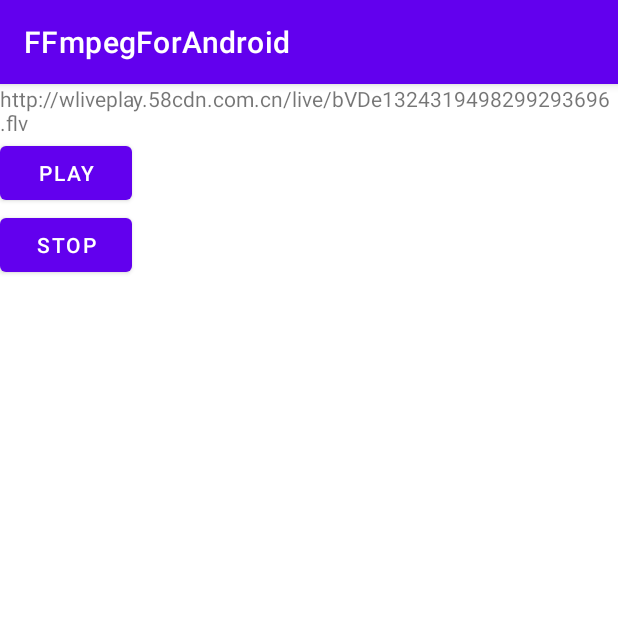
After one commit to zy3274311/FFmpegForAndroid, an Android app: the FFMediaPlayerActivity screen opened directly, with no data from a screen before it, on a phone screen of 412 x 824 dp, the top half of it. The commit adds this screen. Run offline under Robolectric (Android 15) with nearby library versions, the phone set to English and light mode, and no system bars.

Commit message:
添加部分拉流功能

```diff
--- a/app/src/main/AndroidManifest.xml
+++ b/app/src/main/AndroidManifest.xml
@@ -1,7 +1,7 @@
 <?xml version="1.0" encoding="utf-8"?>
 <manifest xmlns:android="http://schemas.android.com/apk/res/android"
     package="io.github.zy3274311.ffmpegforandroid">
-
+    <uses-permission android:name="android.permission.INTERNET" />
     <application
         android:allowBackup="true"
         android:icon="@mipmap/ic_launcher"
@@ -9,6 +9,8 @@
         android:roundIcon="@mipmap/ic_launcher_round"
         android:supportsRtl="true"
         android:theme="@style/Theme.FFmpegForAndroid">
+        <activity android:name=".SwresampleActivity"></activity>
+        <activity android:name=".FFMediaPlayerActivity" />
         <activity android:name=".MainActivity">
             <intent-filter>
                 <action android:name="android.intent.action.MAIN" />
--- /dev/null
+++ b/app/src/main/java/io/github/zy3274311/ffmpegforandroid/FFMediaPlayerActivity.java
@@ -0,0 +1,47 @@
+package io.github.zy3274311.ffmpegforandroid;
+
+import androidx.appcompat.app.AppCompatActivity;
+
+import android.os.Bundle;
+import android.view.View;
+import android.widget.TextView;
+
+import io.github.zy3274311.nativeffmpeg.player.FFMediaPlayer;
+
+public class FFMediaPlayerActivity extends AppCompatActivity {
+    private static String URL = "http://wliveplay.58cdn.com.cn/live/bVDe1324319498299293696.flv";
+    private FFMediaPlayer ffMediaPlayer;
+    @Override
+    protected void onCreate(Bundle savedInstanceState) {
+        super.onCreate(savedInstanceState);
+        setContentView(R.layout.activity_ffmediaplayer);
+        TextView url_tv = findViewById(R.id.url_tv);
+        url_tv.setText(URL);
+        ffMediaPlayer = new FFMediaPlayer();
+    }
+
+    @Override
+    protected void onDestroy() {
+        super.onDestroy();
+        ffMediaPlayer.stop();
+    }
+
+    public void onClickPlay(View view) {
+        new Thread(new Runnable() {
+            @Override
+            public void run() {
+                ffMediaPlayer.play(URL);
+            }
+        }).start();
+    }
+
+    public void onClickStop(View view) {
+        new Thread(new Runnable() {
+            @Override
+            public void run() {
+                ffMediaPlayer.stop();
+            }
+        }).start();
+    }
+
+}
--- /dev/null
+++ b/app/src/main/res/layout/activity_ffmediaplayer.xml
@@ -0,0 +1,33 @@
+<?xml version="1.0" encoding="utf-8"?>
+<androidx.constraintlayout.widget.ConstraintLayout xmlns:android="http://schemas.android.com/apk/res/android"
+    xmlns:app="http://schemas.android.com/apk/res-auto"
+    xmlns:tools="http://schemas.android.com/tools"
+    android:layout_width="match_parent"
+    android:layout_height="match_parent"
+    tools:context=".FFMediaPlayerActivity">
+
+    <TextView
+        android:id="@+id/url_tv"
+        android:layout_width="wrap_content"
+        android:layout_height="wrap_content"
+        app:layout_constraintStart_toStartOf="parent"
+        app:layout_constraintTop_toTopOf="parent"/>
+
+    <Button
+        android:id="@+id/play_btn"
+        android:layout_width="wrap_content"
+        android:layout_height="wrap_content"
+        android:onClick="onClickPlay"
+        android:text="play"
+        app:layout_constraintStart_toStartOf="parent"
+        app:layout_constraintTop_toBottomOf="@+id/url_tv"/>
+    <Button
+        android:id="@+id/stop_btn"
+        android:layout_width="wrap_content"
+        android:layout_height="wrap_content"
+        android:onClick="onClickStop"
+        android:text="stop"
+        app:layout_constraintStart_toStartOf="parent"
+        app:layout_constraintTop_toBottomOf="@+id/play_btn"/>
+
+</androidx.constraintlayout.widget.ConstraintLayout>
--- a/nativeffmpeg/src/main/cpp/CMakeLists.txt
+++ b/nativeffmpeg/src/main/cpp/CMakeLists.txt
@@ -58,7 +58,8 @@ add_library( # Sets the name of the library.
         register_jni.cpp
         swresample_jni.cpp
         avutil_jni.cpp
-        avformat_jni.cpp)
+        avformat_jni.cpp
+        mediaplayer_jni.cpp)
 
 # add ffmpeg include
 target_include_directories(ffmpeg PRIVATE
--- /dev/null
+++ b/nativeffmpeg/src/main/java/io/github/zy3274311/nativeffmpeg/player/FFMediaPlayer.java
@@ -0,0 +1,13 @@
+package io.github.zy3274311.nativeffmpeg.player;
+
+/**
+ * Created by zhangying62 on 2020/11/5.
+ */
+public class FFMediaPlayer {
+
+    public native void setDataSource();
+
+    public native void play(String url);
+
+    public native void stop();
+}
```
Also changed, not shown: app/src/main/java/io/github/zy3274311/ffmpegforandroid/MainActivity.java (+11 -15 lines), app/src/main/java/io/github/zy3274311/ffmpegforandroid/SwresampleActivity.java (added, +35 -0 lines), app/src/main/res/layout/activity_main.xml (+18 -0 lines), app/src/main/res/layout/activity_swresample.xml (added, +17 -0 lines), 8 other files.
